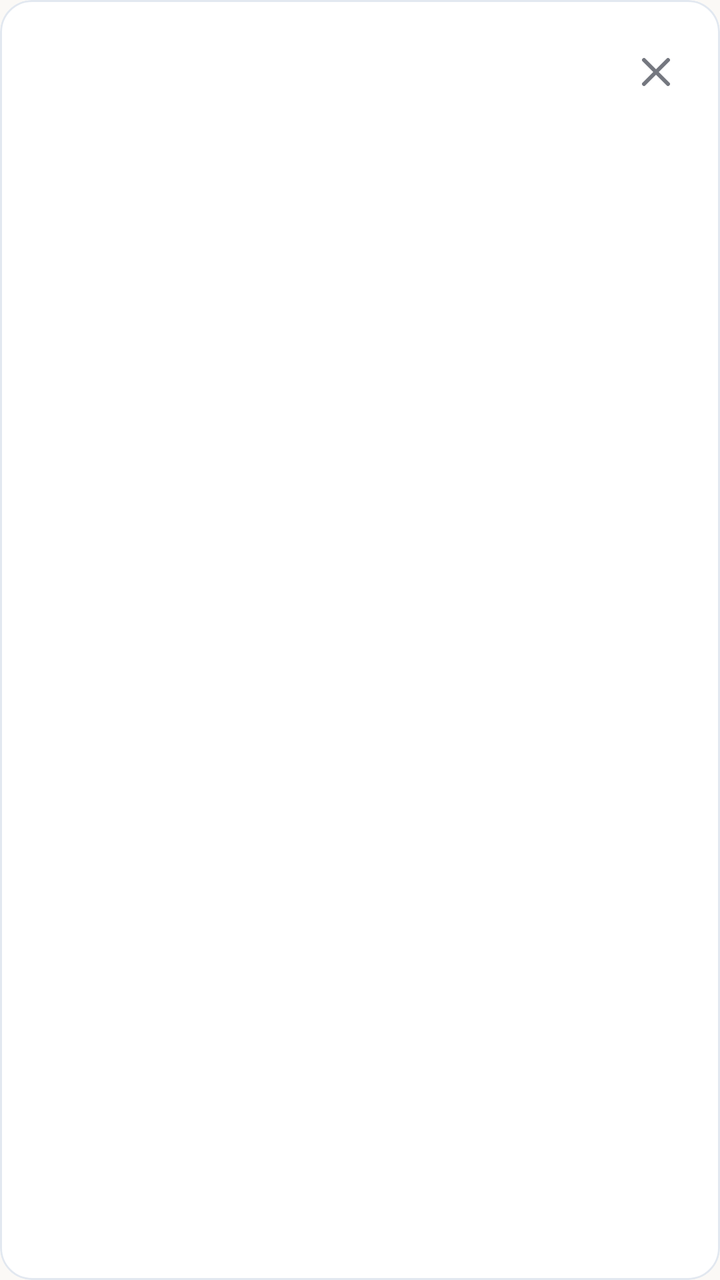
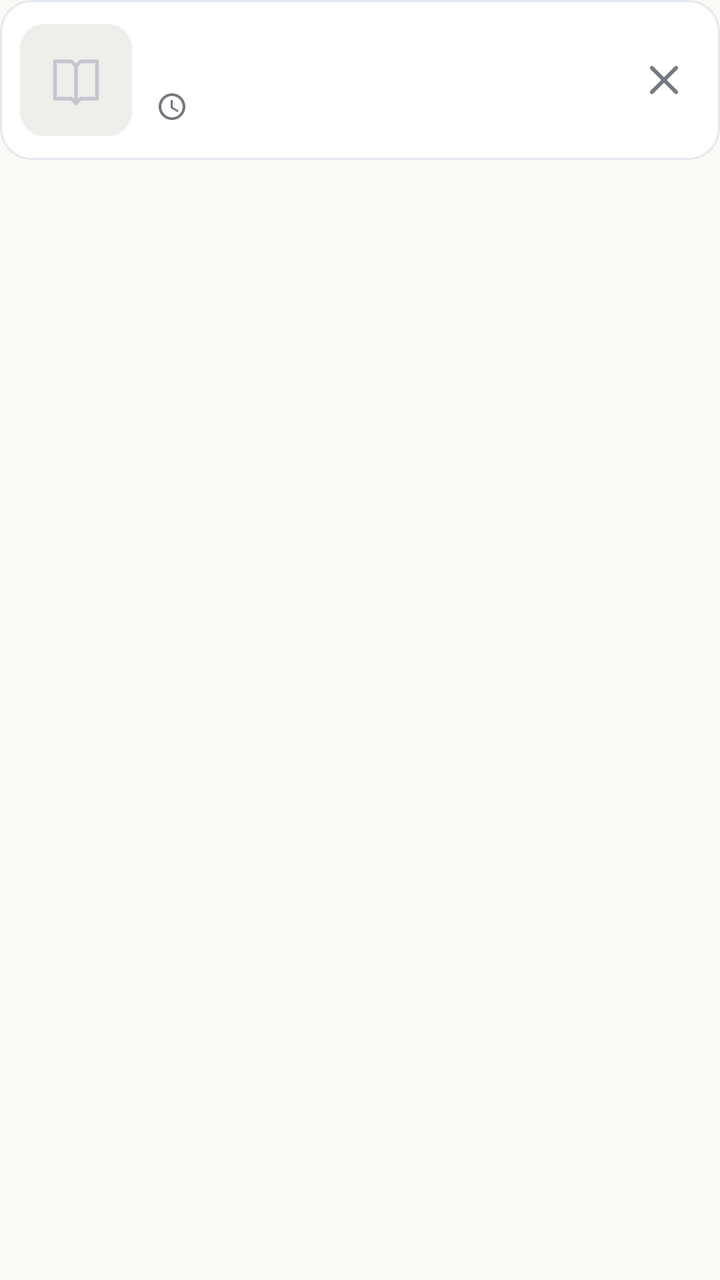

Screens rendered from an Android XML layout before and after an edit, with the pre-edit source and the edit as a unified diff.
<!-- AndroidManifest.xml: application theme Theme.WikipediaClient -->
<!-- res/layout/item_history.xml -->
<?xml version="1.0" encoding="utf-8"?>
<com.google.android.material.card.MaterialCardView xmlns:android="http://schemas.android.com/apk/res/android" xmlns:app="http://schemas.android.com/apk/res-auto" android:layout_width="match_parent" android:layout_height="wrap_content" android:layout_marginBottom="8dp" app:cardBackgroundColor="@color/surface_container_lowest" app:cardCornerRadius="@dimen/card_radius" app:strokeColor="@color/card_stroke" app:strokeWidth="1dp">
  <LinearLayout android:layout_width="match_parent" android:layout_height="wrap_content" android:gravity="center_vertical" android:minHeight="72dp" android:orientation="horizontal" android:paddingStart="16dp" android:paddingEnd="8dp">
    <LinearLayout android:id="@+id/history_open" android:layout_width="0dp" android:layout_height="wrap_content" android:layout_weight="1" android:background="?attr/selectableItemBackground" android:clickable="true" android:focusable="true" android:orientation="vertical" android:paddingTop="12dp" android:paddingBottom="12dp">
      <TextView android:id="@+id/history_title" android:layout_width="match_parent" android:layout_height="wrap_content" android:fontFamily="serif" android:textColor="@color/on_surface" android:textSize="17sp" android:textStyle="bold" />
      <TextView android:id="@+id/history_date" android:layout_width="match_parent" android:layout_height="wrap_content" android:layout_marginTop="4dp" android:textColor="@color/on_surface_variant" android:textSize="13sp" />
    </LinearLayout>
    <ImageButton android:id="@+id/history_remove" android:layout_width="48dp" android:layout_height="48dp" android:background="?attr/selectableItemBackgroundBorderless" android:src="@drawable/ic_close" app:tint="@color/outline" />
  </LinearLayout>
</com.google.android.material.card.MaterialCardView>
<!-- resources referenced by this layout -->
<resources>
  <color name="card_stroke">#E2E8F0</color>
  <color name="on_surface">#1B1C1A</color>
  <color name="on_surface_variant">#44474E</color>
  <color name="outline">#74777F</color>
  <color name="surface_container_lowest">#FFFFFF</color>
  <dimen name="card_radius">16dp</dimen>
  <color name="primary">#00142F</color>
  <color name="on_primary">#FFFFFF</color>
  <color name="primary_container">#0F294A</color>
  <color name="on_primary_container">#7A91B7</color>
  <color name="secondary">#145FAB</color>
  <color name="on_secondary">#FFFFFF</color>
  <color name="secondary_container">#D5E3FF</color>
  <color name="on_secondary_container">#00407A</color>
  <color name="surface">#FBF9F6</color>
  <color name="surface_container">#EFEEEB</color>
  <style name="Widget.WikiRead.ActiveIndicator" parent="Widget.Material3.BottomNavigationView.ActiveIndicator">
          <item name="android:color">@color/primary</item>
      </style>
  <!-- unchanged entries left out for length: 3 -->
</resources>

<!-- the commit's change to res/layout/item_history.xml (unified diff, before → after) -->
@@ -1,10 +1,101 @@
 <?xml version="1.0" encoding="utf-8"?>
-<com.google.android.material.card.MaterialCardView xmlns:android="http://schemas.android.com/apk/res/android" xmlns:app="http://schemas.android.com/apk/res-auto" android:layout_width="match_parent" android:layout_height="wrap_content" android:layout_marginBottom="8dp" app:cardBackgroundColor="@color/surface_container_lowest" app:cardCornerRadius="@dimen/card_radius" app:strokeColor="@color/card_stroke" app:strokeWidth="1dp">
-  <LinearLayout android:layout_width="match_parent" android:layout_height="wrap_content" android:gravity="center_vertical" android:minHeight="72dp" android:orientation="horizontal" android:paddingStart="16dp" android:paddingEnd="8dp">
-    <LinearLayout android:id="@+id/history_open" android:layout_width="0dp" android:layout_height="wrap_content" android:layout_weight="1" android:background="?attr/selectableItemBackground" android:clickable="true" android:focusable="true" android:orientation="vertical" android:paddingTop="12dp" android:paddingBottom="12dp">
-      <TextView android:id="@+id/history_title" android:layout_width="match_parent" android:layout_height="wrap_content" android:fontFamily="serif" android:textColor="@color/on_surface" android:textSize="17sp" android:textStyle="bold" />
-      <TextView android:id="@+id/history_date" android:layout_width="match_parent" android:layout_height="wrap_content" android:layout_marginTop="4dp" android:textColor="@color/on_surface_variant" android:textSize="13sp" />
-    </LinearLayout>
-    <ImageButton android:id="@+id/history_remove" android:layout_width="48dp" android:layout_height="48dp" android:background="?attr/selectableItemBackgroundBorderless" android:src="@drawable/ic_close" app:tint="@color/outline" />
-  </LinearLayout>
-</com.google.android.material.card.MaterialCardView>
+<LinearLayout xmlns:android="http://schemas.android.com/apk/res/android"
+    xmlns:app="http://schemas.android.com/apk/res-auto"
+    android:layout_width="match_parent"
+    android:layout_height="wrap_content"
+    android:orientation="vertical">
+
+    <TextView
+        android:id="@+id/history_section"
+        android:layout_width="match_parent"
+        android:layout_height="wrap_content"
+        android:layout_marginStart="4dp"
+        android:paddingTop="16dp"
+        android:paddingBottom="8dp"
+        android:textAppearance="@style/TextAppearance.WikiRead.Overline"
+        android:visibility="gone" />
+
+    <com.google.android.material.card.MaterialCardView
+        android:layout_width="match_parent"
+        android:layout_height="wrap_content"
+        android:layout_marginBottom="8dp"
+        app:cardBackgroundColor="@color/surface_container_lowest"
+        app:cardCornerRadius="@dimen/card_radius"
+        app:cardElevation="0dp"
+        app:strokeColor="@color/card_stroke"
+        app:strokeWidth="1dp">
+
+        <LinearLayout
+            android:layout_width="match_parent"
+            android:layout_height="wrap_content"
+            android:gravity="center_vertical"
+            android:minHeight="80dp"
+            android:orientation="horizontal"
+            android:paddingStart="10dp"
+            android:paddingEnd="4dp">
+
+            <LinearLayout
+                android:id="@+id/history_open"
+                android:layout_width="0dp"
+                android:layout_height="wrap_content"
+                android:layout_weight="1"
+                android:background="?attr/selectableItemBackground"
+                android:clickable="true"
+                android:focusable="true"
+                android:gravity="center_vertical"
+                android:orientation="horizontal"
+                android:paddingTop="10dp"
+                android:paddingBottom="10dp">
+
+                <com.google.android.material.card.MaterialCardView
+                    style="@style/Widget.WikiRead.Thumb"
+                    android:layout_width="56dp"
+                    android:layout_height="56dp">
+
+                    <ImageView
+                        android:id="@+id/history_thumbnail"
+                        style="@style/Widget.WikiRead.ThumbImage" />
+                </com.google.android.material.card.MaterialCardView>
+
+                <LinearLayout
+                    android:layout_width="0dp"
+                    android:layout_height="wrap_content"
+                    android:layout_marginStart="12dp"
+                    android:layout_weight="1"
+                    android:orientation="vertical">
+
+                    <TextView
+                        android:id="@+id/history_title"
+                        android:layout_width="match_parent"
+                        android:layout_height="wrap_content"
+                        android:ellipsize="end"
+                        android:fontFamily="serif"
+                        android:maxLines="2"
+                        android:textColor="@color/primary"
+                        android:textSize="17sp"
+                        android:textStyle="bold" />
+
+                    <TextView
+                        android:id="@+id/history_date"
+                        android:layout_width="match_parent"
+                        android:layout_height="wrap_content"
+                        android:layout_marginTop="4dp"
+                        android:drawablePadding="4dp"
+                        android:gravity="center_vertical"
+                        android:textColor="@color/outline"
+                        android:textSize="12sp"
+                        app:drawableStartCompat="@drawable/ic_schedule_small"
+                        app:drawableTint="@color/outline" />
+                </LinearLayout>
+            </LinearLayout>
+
+            <ImageButton
+                android:id="@+id/history_remove"
+                android:layout_width="48dp"
+                android:layout_height="48dp"
+                android:background="?attr/selectableItemBackgroundBorderless"
+                android:src="@drawable/ic_close"
+                app:tint="@color/outline" />
+        </LinearLayout>
+    </com.google.android.material.card.MaterialCardView>
+</LinearLayout>
<!-- resource entries referenced after the edit -->
@@ -3,22 +3,79 @@
   <color name="card_stroke">#E2E8F0</color>
   <color name="on_surface">#1B1C1A</color>
   <color name="on_surface_variant">#44474E</color>
+  <!-- drawable ic_book_muted (drawable) -->
+  <vector xmlns:android="http://schemas.android.com/apk/res/android"
+      android:width="24dp" android:height="24dp" android:viewportWidth="24" android:viewportHeight="24">
+      <path android:pathData="M3,4L10,4L12,6L14,4L21,4L21,20L14,20L12,22L10,20L3,20Z M12,6L12,22" android:fillColor="@android:color/transparent"
+          android:strokeColor="@color/outline_variant" android:strokeWidth="1.6"
+          android:strokeLineCap="round" android:strokeLineJoin="round" />
+  </vector>
   <color name="outline">#74777F</color>
   <color name="surface_container_lowest">#FFFFFF</color>
   <dimen name="card_radius">16dp</dimen>
+  <!-- drawable ic_schedule_small (drawable) -->
+  <?xml version="1.0" encoding="utf-8"?>
+  <layer-list xmlns:android="http://schemas.android.com/apk/res/android">
+      <item android:width="16dp" android:height="16dp" android:drawable="@drawable/ic_schedule" />
+  </layer-list>
+  <style name="TextAppearance.WikiRead.Overline" parent="TextAppearance.Material3.LabelSmall">
+          <item name="android:textSize">11sp</item>
+          <item name="android:textStyle">bold</item>
+          <item name="android:letterSpacing">0.06</item>
+          <item name="android:textAllCaps">true</item>
+          <item name="android:textColor">@color/secondary</item>
+      </style>
+  <style name="Widget.WikiRead.Thumb" parent="">
+          <item name="android:layout_width">@dimen/thumb_size</item>
+          <item name="android:layout_height">@dimen/thumb_size</item>
+          <item name="cardCornerRadius">12dp</item>
+          <item name="cardElevation">0dp</item>
+          <item name="strokeWidth">0dp</item>
+          <item name="cardBackgroundColor">@color/surface_container</item>
+      </style>
+  <style name="Widget.WikiRead.ThumbImage" parent="">
+          <item name="android:layout_width">match_parent</item>
+          <item name="android:layout_height">match_parent</item>
+          <item name="android:background">@drawable/bg_thumb_placeholder</item>
+          <item name="android:importantForAccessibility">no</item>
+          <item name="android:scaleType">centerCrop</item>
+      </style>
+  <!-- drawable ic_schedule (drawable) -->
+  <vector xmlns:android="http://schemas.android.com/apk/res/android"
+      android:width="24dp"
+      android:height="24dp"
+      android:viewportWidth="24"
+      android:viewportHeight="24">
+      <path
+          android:fillColor="@color/outline"
+          android:pathData="M11.99,2C6.47,2 2,6.48 2,12s4.47,10 9.99,10C17.52,22 22,17.52 22,12S17.52,2 11.99,2zM12,20c-4.42,0 -8,-3.58 -8,-8s3.58,-8 8,-8 8,3.58 8,8 -3.58,8 -8,8zm0.5,-13H11v6l5.25,3.15 0.75,-1.23 -4.5,-2.67z" />
+  </vector>
   <color name="primary">#00142F</color>
   <color name="on_primary">#FFFFFF</color>
   <color name="primary_container">#0F294A</color>
   <color name="on_primary_container">#7A91B7</color>
   <color name="secondary">#145FAB</color>
+  <dimen name="thumb_size">76dp</dimen>
   <color name="on_secondary">#FFFFFF</color>
   <color name="secondary_container">#D5E3FF</color>
   <color name="on_secondary_container">#00407A</color>
   <color name="surface">#FBF9F6</color>
   <color name="surface_container">#EFEEEB</color>
+  <!-- drawable bg_thumb_placeholder (drawable) -->
+  <?xml version="1.0" encoding="utf-8"?>
+  <layer-list xmlns:android="http://schemas.android.com/apk/res/android">
+      <item>
+          <shape android:shape="rectangle">
+              <solid android:color="@color/surface_container" />
+          </shape>
+      </item>
+      <item android:width="28dp" android:height="28dp" android:gravity="center"
+          android:drawable="@drawable/ic_book_muted" />
+  </layer-list>
   <style name="Widget.WikiRead.ActiveIndicator" parent="Widget.Material3.BottomNavigationView.ActiveIndicator">
           <item name="android:color">@color/primary</item>
       </style>
+  <color name="outline_variant">#C4C6CF</color>
   <!-- unchanged entries left out for length: 3 -->
 </resources>
 
